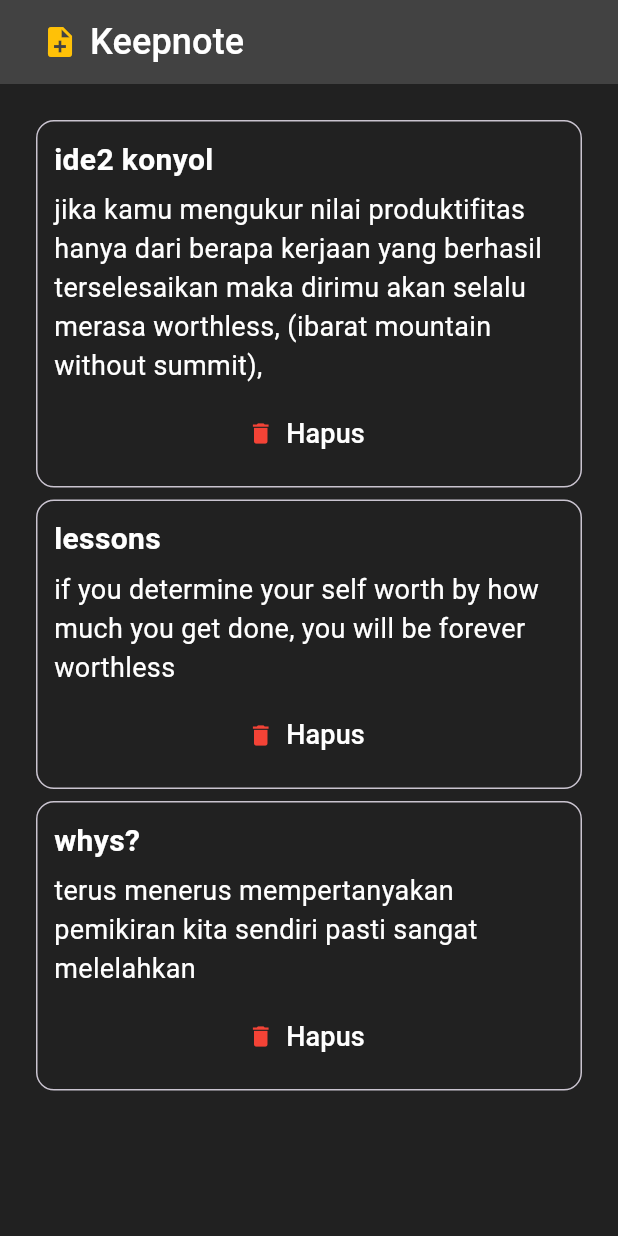
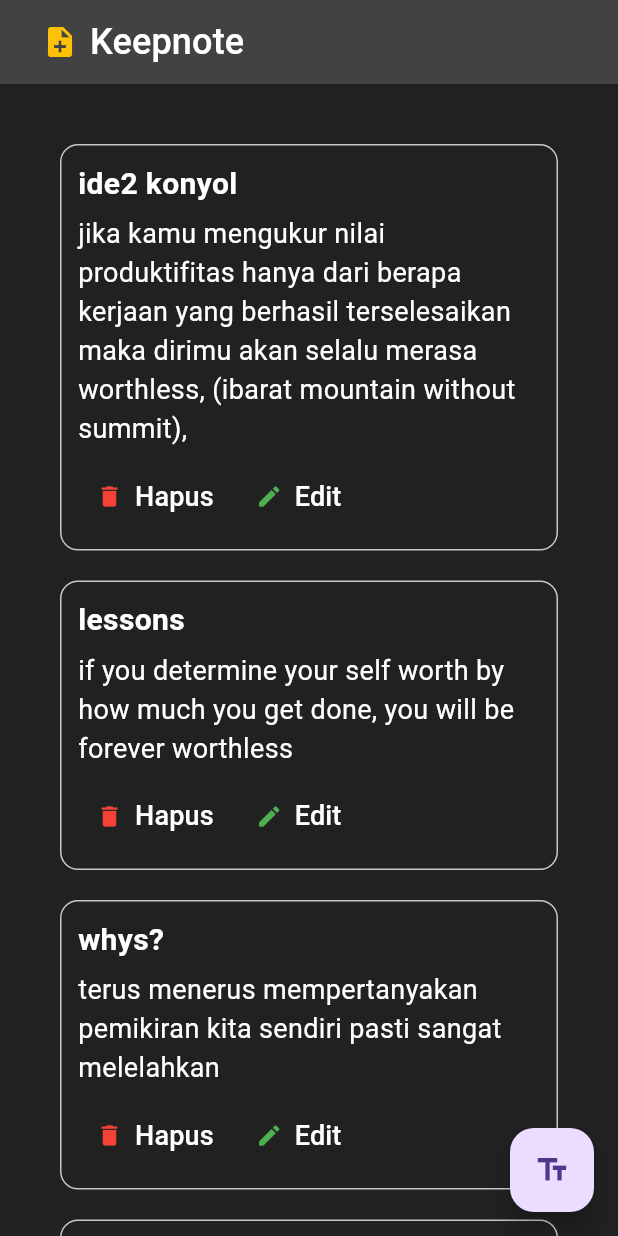
Before and after one commit to duevanofairuz/mobile-programming-tugas-1, a Flutter app: the screen it shows after launch, on a phone screen of 412 x 824 dp. Run offline on Flutter 3.47's test engine with Material 3 defaults, Android fonts, the phone set to English and light mode, and no system bars.

Commit message:
sukses tambahin fitur edit basic

```diff
--- a/lib/main.dart
+++ b/lib/main.dart
@@ -21,8 +21,19 @@ class _HomeStatefulState extends State<HomeStateful> {
   List<Note> notes = [
     Note(subject: "ide2 konyol", text: "jika kamu mengukur nilai produktifitas hanya dari berapa kerjaan yang berhasil terselesaikan maka dirimu akan selalu merasa worthless, (ibarat mountain without summit), "),
     Note(subject: "lessons", text: "if you determine your self worth by how much you get done, you will be forever worthless"),
-    Note(subject: "whys?", text: "terus menerus mempertanyakan pemikiran kita sendiri pasti sangat melelahkan")
+    Note(subject: "whys?", text: "terus menerus mempertanyakan pemikiran kita sendiri pasti sangat melelahkan"),
+    Note(subject: "whys?", text: "terus menerus mempertanyakan pemikiran kita sendiri pasti sangat melelahkan"),
+    Note(subject: "whys?", text: "terus menerus mempertanyakan pemikiran kita sendiri pasti sangat melelahkan"),
   ];
+
+  final myController = TextEditingController();
+
+  @override
+  void dispose() {
+    // Clean up the controller when the widget is disposed.
+    myController.dispose();
+    super.dispose();
+  }
 
   @override
   Widget build(BuildContext context) {
@@ -37,7 +48,26 @@ class _HomeStatefulState extends State<HomeStateful> {
         ),
         backgroundColor: Colors.grey[800],
       ),
-      body: Padding(
+      floatingActionButton: FloatingActionButton(
+        // When the user presses the button, show an alert dialog containing
+        // the text that the user has entered into the text field.
+        onPressed: () {
+          showDialog(
+            context: context,
+            builder: (context) {
+              return AlertDialog(
+                // Retrieve the text that the user has entered by using the
+                // TextEditingController.
+                content: Text(myController.text),
+              );
+            },
+          );
+        },
+        tooltip: 'Show me the value!',
+        child: const Icon(Icons.text_fields),
+      ),
+      body: SingleChildScrollView(
+        child: Padding(
           padding: EdgeInsets.fromLTRB(20, 20, 20, 0),
           child: Column(
             crossAxisAlignment: CrossAxisAlignment.start,
@@ -49,12 +79,64 @@ class _HomeStatefulState extends State<HomeStateful> {
                     setState(() {
                       notes.remove(note);
                     });
-                }
+                  },
+                  edit: () {
+                    // Buat controller yang diisi dengan data awal
+                    final subjectController = TextEditingController(text: note.subject);
+                    final textController = TextEditingController(text: note.text);
+
+                    showDialog(
+                      context: context,
+                      builder: (context) {
+                        return AlertDialog(
+                          title: Text("Edit Note"),
+                          content: Column(
+                            mainAxisSize: MainAxisSize.min,
+                            children: [
+                              TextField(
+                                controller: subjectController,
+                                decoration: InputDecoration(labelText: "Subject"),
+                              ),
+                              TextField(
+                                controller: textController,
+                                decoration: InputDecoration(labelText: "Text"),
+                              ),
+                            ],
+                          ),
+                          actions: [
+                            TextButton(
+                              onPressed: () {
+                                Navigator.pop(context);
+                              },
+                              child: Text("Batal"),
+                            ),
+                            TextButton(
+                              onPressed: () {
+                                setState(() {
+                                  note.subject = subjectController.text;
+                                  note.text = textController.text;
+                                });
+                                Navigator.pop(context);
+                              },
+                              child: Text("Simpan"),
+                            ),
+                          ],
+                        );
+                      },
+                    );
+                  },
                 )).toList(),
+              ),
+              TextField(
+                controller: myController,
+                style: TextStyle(
+                  color: Colors.white,
+                ),
               ),
             ],
           ),
         ),
-    );;
+      ),
+    );
   }
 }
--- a/lib/note_card.dart
+++ b/lib/note_card.dart
@@ -8,12 +8,13 @@ class NoteCard extends StatelessWidget {
 
   final Note note;
   final VoidCallback? delete;
-  const NoteCard({super.key, required this.note, required this.delete});
+  final VoidCallback? edit;
+  const NoteCard({super.key, required this.note, required this.delete, required this.edit});
 
   @override
   Widget build(BuildContext context) {
     return Card.outlined(
-      // margin: EdgeInsets.fromLTRB(20, 20, 20, 0),
+      margin: EdgeInsets.fromLTRB(20, 20, 20, 0),
       color: Colors.grey[900],
       child: Padding(
         padding: const EdgeInsets.all(12.0),
@@ -37,10 +38,19 @@ class NoteCard extends StatelessWidget {
               ),
             ),
             SizedBox(height: 8.0,),
-            TextButton.icon(
-              onPressed: delete,
-              icon: Icon(Icons.delete, color: Colors.red,),
-              label: Text("Hapus", style: TextStyle(fontSize: 18, color: Colors.white),),
+            Row(
+              children: [
+                TextButton.icon(
+                  onPressed: delete,
+                  icon: Icon(Icons.delete, color: Colors.red,),
+                  label: Text("Hapus", style: TextStyle(fontSize: 18, color: Colors.white),),
+                ),
+                TextButton.icon(
+                  onPressed: edit,
+                  icon: Icon(Icons.edit, color: Colors.green,),
+                  label: Text("Edit", style: TextStyle(fontSize: 18, color: Colors.white),),
+                ),
+              ],
             ),
           ],
         ),
```
Lines whose indentation alone changed are shown as unchanged.
